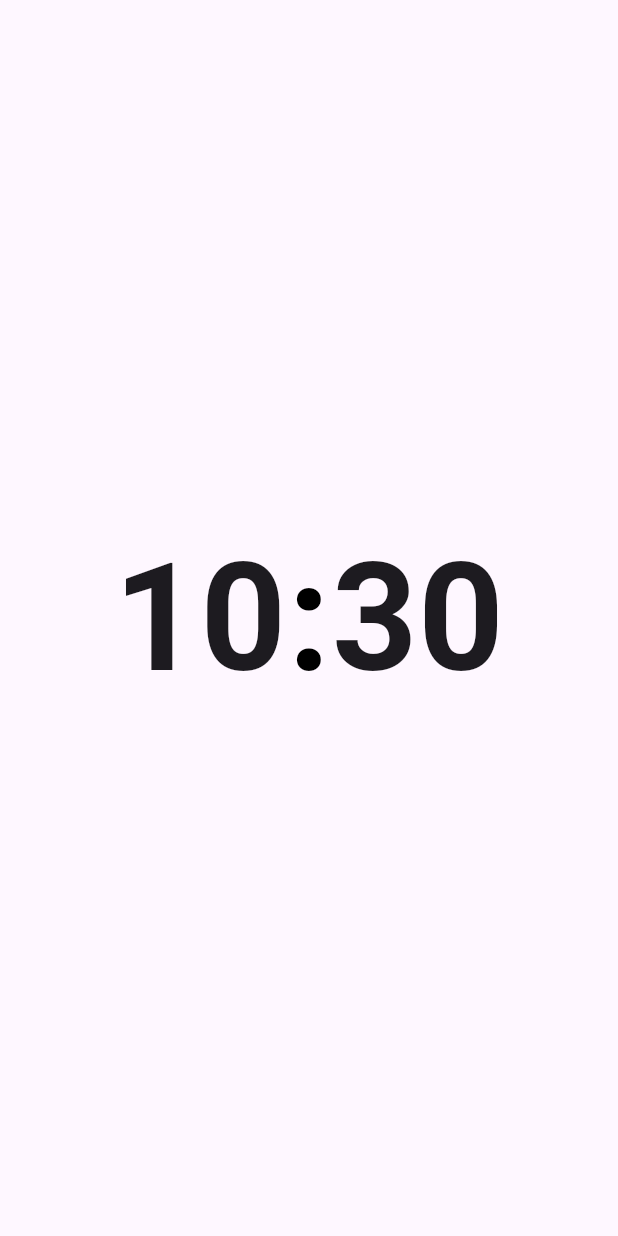
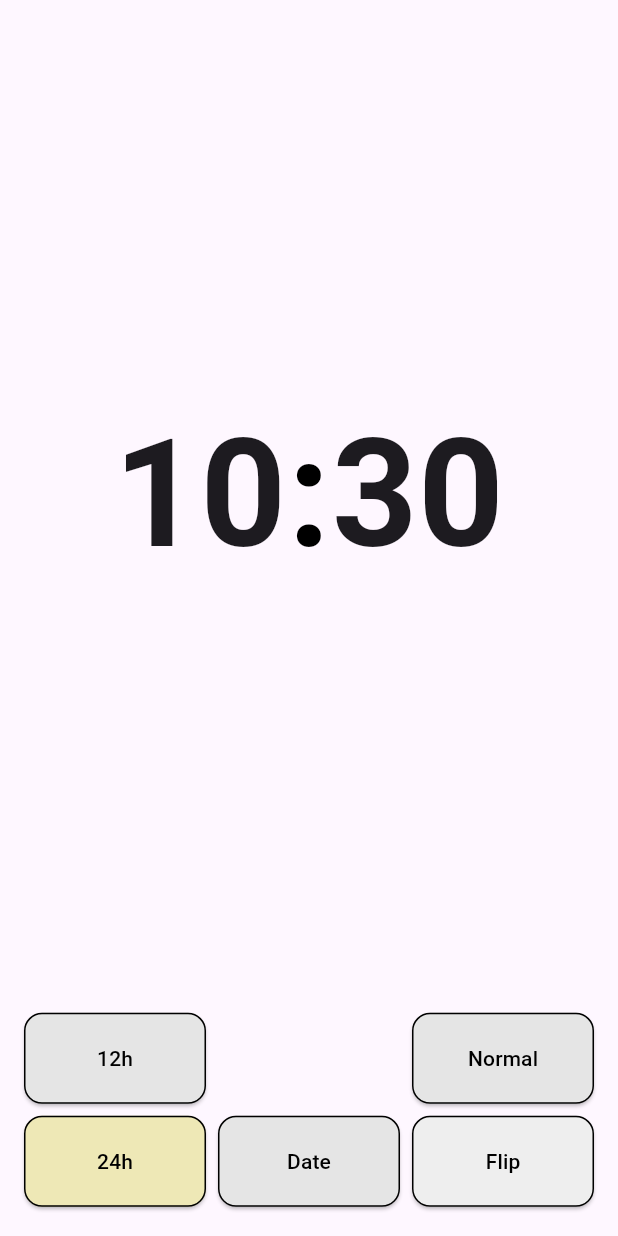
Before and after one commit to NobueSato/tokei-app, a Flutter app: the screen it shows after launch, on a phone screen of 412 x 824 dp. Run offline on Flutter 3.47's test engine with Material 3 defaults, Android fonts, the phone set to English and light mode, and no system bars; Roboto replaces fonts that are missing (Arial).

Commit message:
[feat] Create a bottom navigation bar with buttons

```diff
--- a/lib/main.dart
+++ b/lib/main.dart
@@ -125,6 +125,130 @@ class _ClockScreenState extends State<ClockScreen> {
             ),
           ],
         ),
-    );
+        bottomNavigationBar: SizedBox(
+          height: MediaQuery.of(context).size.height *
+              0.2, // 20% of viewport height
+          child: Padding(
+            padding: const EdgeInsets.all(16.0),
+            child: GridView.count(
+              crossAxisCount: 3, // 3 columns
+              mainAxisSpacing: 8.0, // Spacing between rows
+              crossAxisSpacing: 8.0, // Spacing between columns
+              shrinkWrap: true, // Adjusts size based on content
+              physics:
+                  const NeverScrollableScrollPhysics(), // Disable scrolling
+              childAspectRatio: 2.0, // Aspect ratio for each child
+              children: <Widget>[
+                // First Row: 12h, empty, Normal
+                ElevatedButton(
+                  onPressed: () {
+                    setState(() {
+                      _is24HourFormat = false; // Switch to 12-hour format
+                    });
+                  },
+                  style: ElevatedButton.styleFrom(
+                    backgroundColor: !_is24HourFormat
+                        ? const Color(0xFFEEE8B6)
+                        : const Color(0xFFE5E5E5),
+                    side: const BorderSide(color: Colors.black),
+                    shape: RoundedRectangleBorder(
+                      borderRadius:
+                          BorderRadius.circular(12.0), // Set corner radius
+                    ),
+                  ),
+                  child: const Text(
+                    '12h',
+                    style: TextStyle(color: Colors.black),
+                  ),
+                ),
+                // Empty placeholder
+                Container(),
+                // Normal button
+                ElevatedButton(
+                  onPressed: () {
+                    setState(() {
+                      _updateTime();
+                    });
+                  },
+                  style: ElevatedButton.styleFrom(
+                    backgroundColor: const Color(0xFFE5E5E5),
+                    side: const BorderSide(color: Colors.black),
+                    shape: RoundedRectangleBorder(
+                      borderRadius:
+                          BorderRadius.circular(12.0), // Set corner radius
+                    ),
+                  ),
+                  child: const Text(
+                    'Normal',
+                    style: TextStyle(color: Colors.black),
+                  ),
+                ),
+                // Second Row: 24h, Date, Flip
+                ElevatedButton(
+                  onPressed: () {
+                    setState(() {
+                      _is24HourFormat = true; // Switch to 24-hour format
+                    });
+                  },
+                  style: ElevatedButton.styleFrom(
+                    backgroundColor: _is24HourFormat
+                        ? const Color(0xFFEEE8B6)
+                        : const Color(0xFFE5E5E5),
+                    side: const BorderSide(color: Colors.black),
+                    shape: RoundedRectangleBorder(
+                      borderRadius:
+                          BorderRadius.circular(12.0), // Set corner radius
+                    ),
+                  ),
+                  child: const Text(
+                    '24h',
+                    style: TextStyle(color: Colors.black),
+                  ),
+                ),
+                ElevatedButton(
+                  onPressed: () {
+                    setState(() {
+                      final now = DateTime.now();
+                      _hours =
+                          "${now.year}-${now.month.toString().padLeft(2, '0')}-${now.day.toString().padLeft(2, '0')} ${_formatAMPM(now.hour)}";
+                      _minutes = '';
+                    });
+                  },
+                  style: ElevatedButton.styleFrom(
+                    backgroundColor: const Color(0xFFE5E5E5),
+                    side: const BorderSide(color: Colors.black),
+                    shape: RoundedRectangleBorder(
+                      borderRadius:
+                          BorderRadius.circular(12.0), // Set corner radius
+                    ),
+                  ),
+                  child: const Text(
+                    'Date',
+                    style: TextStyle(color: Colors.black),
+                  ),
+                ),
+                ElevatedButton(
+                  onPressed: () {
+                    setState(() {
+                      // Flip clock logic can be added here
+                    });
+                  },
+                  style: ElevatedButton.styleFrom(
+                    backgroundColor: const Color(0xFFEEEEEE),
+                    side: const BorderSide(color: Colors.black),
+                    shape: RoundedRectangleBorder(
+                      borderRadius:
+                          BorderRadius.circular(12.0), // Set corner radius
+                    ),
+                  ),
+                  child: const Text(
+                    'Flip',
+                    style: TextStyle(color: Colors.black),
+                  ),
+                ),
+              ],
+            ),
+          ),
+        ));
   }
 }
```
Lines whose indentation alone changed are shown as unchanged.
